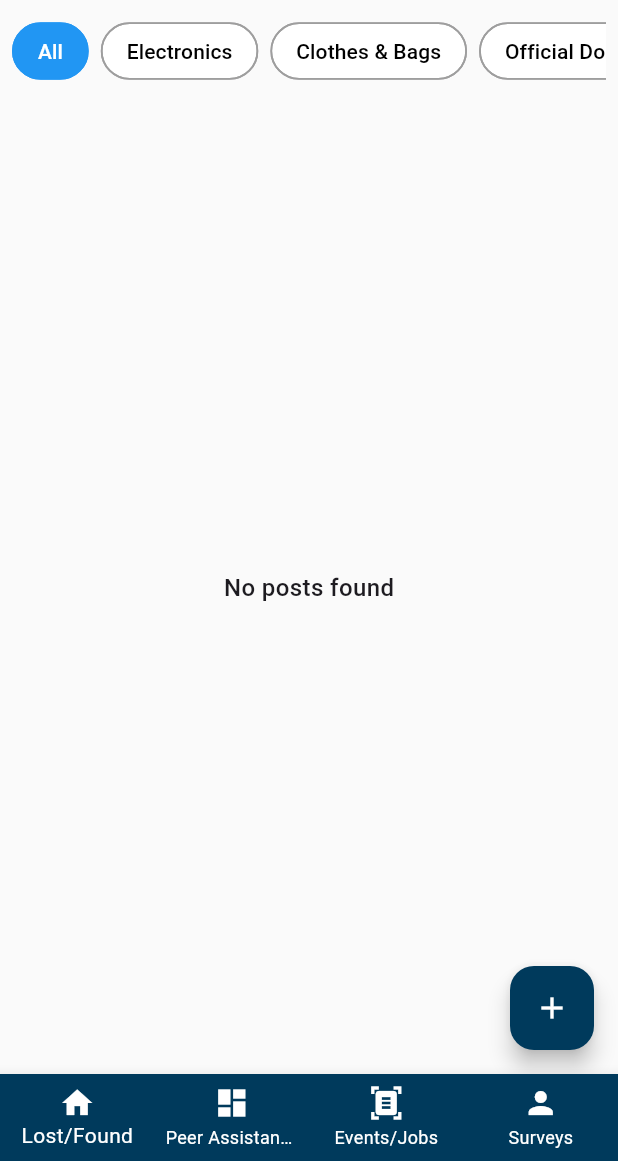
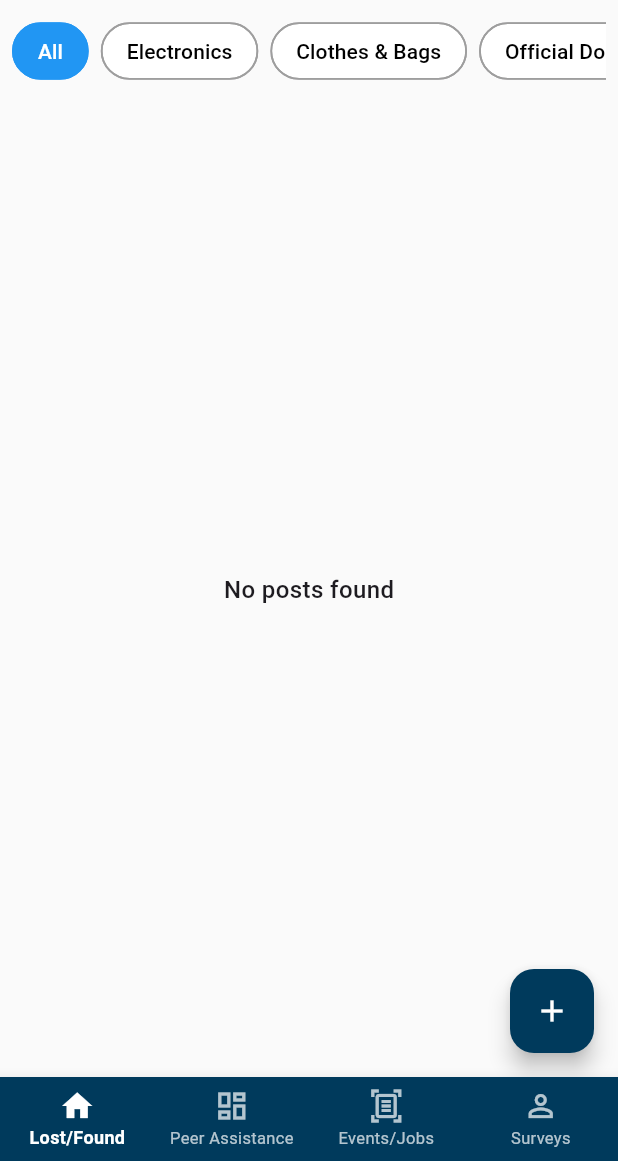
Before and after one commit to HafsaQureshi1/FYP_UNI-verse_f21, a Flutter app: the HomeScreen screen opened directly, on a phone screen of 412 x 824 dp, the part 75-1236 px from its top. Run offline on Flutter 3.47's test engine with Material 3 defaults, Android fonts, the phone set to English and light mode, and no system bars; our stand-ins replace cloud_firestore, file_picker, firebase_auth, firebase_core, firebase_messaging, flutter_map and 8 more; accounts and stored records are empty; project files that could hold a hidden picture were left out.

Commit message:
Update Home.dart

```diff
--- a/lib/Home.dart
+++ b/lib/Home.dart
@@ -19,7 +19,8 @@ import 'createpost.dart';
 void main() async {
   WidgetsFlutterBinding.ensureInitialized();
   await Firebase.initializeApp();
-  await GeolocatorPlatform.instance.checkPermission();  // Ensure Geolocator initializes properly
+  await GeolocatorPlatform.instance
+      .checkPermission(); // Ensure Geolocator initializes properly
 
   runApp(const MyApp());
 }
@@ -249,27 +250,56 @@ class _HomeScreenState extends State<HomeScreen> {
       body: _screens[_selectedIndex],
       bottomNavigationBar: BottomNavigationBar(
         type: BottomNavigationBarType.fixed,
-        selectedItemColor: Colors.white,
-        unselectedItemColor: Colors.white,
+        selectedItemColor: Colors.white, // Keep selected items white
+        unselectedItemColor: const Color.fromARGB(
+            180, 255, 255, 255), // Make unselected items slightly transparent
         backgroundColor: const Color.fromARGB(255, 0, 58, 92),
         currentIndex: _selectedIndex,
         onTap: _onItemTapped,
-        items: const [
+        selectedLabelStyle: const TextStyle(
+          fontWeight: FontWeight.bold,
+          fontSize: 12,
+        ),
+        unselectedLabelStyle: const TextStyle(
+          fontSize: 11,
+        ),
+        items: [
           BottomNavigationBarItem(
-            icon: Icon(Icons.home),
+            icon: Icon(_selectedIndex == 0
+                ? Icons.home
+                : Icons
+                    .home_outlined), // Use filled icon for selected, outlined for unselected
             label: "Lost/Found",
+            backgroundColor: _selectedIndex == 0
+                ? const Color.fromARGB(
+                    255, 0, 77, 122) // Darker shade for selected tab
+                : null,
           ),
           BottomNavigationBarItem(
-            icon: Icon(Icons.dashboard),
+            icon: Icon(_selectedIndex == 1
+                ? Icons.dashboard
+                : Icons.dashboard_outlined),
             label: "Peer Assistance",
+            backgroundColor: _selectedIndex == 1
+                ? const Color.fromARGB(255, 0, 77, 122)
+                : null,
           ),
           BottomNavigationBarItem(
-            icon: Icon(Icons.document_scanner),
+            icon: Icon(_selectedIndex == 2
+                ? Icons.document_scanner
+                : Icons.document_scanner_outlined),
             label: "Events/Jobs",
+            backgroundColor: _selectedIndex == 2
+                ? const Color.fromARGB(255, 0, 77, 122)
+                : null,
           ),
           BottomNavigationBarItem(
-            icon: Icon(Icons.person),
+            icon:
+                Icon(_selectedIndex == 3 ? Icons.person : Icons.person_outline),
             label: "Surveys",
+            backgroundColor: _selectedIndex == 3
+                ? const Color.fromARGB(255, 0, 77, 122)
+                : null,
           ),
         ],
       ),
@@ -283,16 +313,18 @@ class _HomeScreenState extends State<HomeScreen> {
     super.dispose();
   }
 }
+
 class LostFoundScreen extends StatefulWidget {
   const LostFoundScreen({super.key});
 
   @override
   _LostFoundScreenState createState() => _LostFoundScreenState();
 }
-class  _LostFoundScreenState extends State<LostFoundScreen>{
+
+class _LostFoundScreenState extends State<LostFoundScreen> {
   Stream<QuerySnapshot> _getPostsStream() {
-
-  final collectionRef = FirebaseFirestore.instance.collection('lostfoundposts');
+    final collectionRef =
+        FirebaseFirestore.instance.collection('lostfoundposts');
 
     if (selectedCategory == "All") {
       // If "All" is selected, fetch all posts from all categories
@@ -306,7 +338,8 @@ class  _LostFoundScreenState extends State<LostFoundScreen>{
       return collectionRef
           .doc("All") // ✅ All posts are inside "All"
           .collection("posts")
-        .where("category", isEqualTo: selectedCategory) // ✅ Filter by category field
+          .where("category",
+              isEqualTo: selectedCategory) // ✅ Filter by category field
           .orderBy('timestamp', descending: true)
           .snapshots();
     }
@@ -344,7 +377,8 @@ class  _LostFoundScreenState extends State<LostFoundScreen>{
                       return const Center(
                         child: Text(
                           'No posts found',
-                          style: TextStyle(fontSize: 16, fontWeight: FontWeight.w500),
+                          style: TextStyle(
+                              fontSize: 16, fontWeight: FontWeight.w500),
                         ),
                       );
                     }
@@ -353,10 +387,12 @@ class  _LostFoundScreenState extends State<LostFoundScreen>{
 
                     return ListView.builder(
                       controller: _scrollController,
-                      padding: const EdgeInsets.symmetric(horizontal: 16.0, vertical: 8.0),
+                      padding: const EdgeInsets.symmetric(
+                          horizontal: 16.0, vertical: 8.0),
                       itemCount: posts.length,
                       itemBuilder: (context, index) {
-                        var postData = posts[index].data() as Map<String, dynamic>;
+                        var postData =
+                            posts[index].data() as Map<String, dynamic>;
                         return PostCard(
                           key: ValueKey(posts[index].id),
                           username: postData['userName'] ?? 'Anonymous',
@@ -394,10 +430,12 @@ class  _LostFoundScreenState extends State<LostFoundScreen>{
                       child: Container(
                         decoration: const BoxDecoration(
                           color: Colors.white,
-                          borderRadius: BorderRadius.vertical(top: Radius.circular(25)),
+                          borderRadius:
+                              BorderRadius.vertical(top: Radius.circular(25)),
                         ),
                         child: CreateNewPostScreen(
-                          collectionName: 'lostfoundposts/$selectedCategory/posts',
+                          collectionName:
+                              'lostfoundposts/$selectedCategory/posts',
                         ),
                       ),
                     );
@@ -412,6 +450,7 @@ class  _LostFoundScreenState extends State<LostFoundScreen>{
     );
   }
 }
+
 class CategoryChips extends StatefulWidget {
   final String collectionName;
   final Function(String) onCategorySelected;
@@ -432,7 +471,8 @@ class _CategoryChipsState extends State<CategoryChips> {
   // Define categories based on the selected collection
   List<String> getCategories() {
     if (widget.collectionName == "lostfoundposts") {
-      return ["All",    // ✅ Moved inside "parameters"
+      return [
+        "All", // ✅ Moved inside "parameters"
         "Electronics",
         "Clothes & Bags",
         "Official Documents",
@@ -442,13 +482,16 @@ class _CategoryChipsState extends State<CategoryChips> {
         "Miscellaneous"
       ];
     } else if (widget.collectionName == "Peerposts") {
-      return ["All", "Computer Science",
+      return [
+        "All",
+        "Computer Science",
         "Education ",
         "Business",
         "Electrical Engineering",
         "Mathematics",
         "Media",
-        "Miscellaneous"];
+        "Miscellaneous"
+      ];
     }
     return [];
   }
@@ -460,7 +503,8 @@ class _CategoryChipsState extends State<CategoryChips> {
     return categories.isEmpty
         ? const SizedBox.shrink()
         : Padding(
-            padding: const EdgeInsets.symmetric(horizontal: 8.0, vertical: 10.0),
+            padding:
+                const EdgeInsets.symmetric(horizontal: 8.0, vertical: 10.0),
             child: SingleChildScrollView(
               scrollDirection: Axis.horizontal,
               child: Row(
@@ -476,13 +520,18 @@ class _CategoryChipsState extends State<CategoryChips> {
                       padding: const EdgeInsets.only(right: 8.0),
                       child: Chip(
                         label: Text(category),
-                        backgroundColor:
-                            selectedCategory == category ? Colors.blue : Colors.white,
+                        backgroundColor: selectedCategory == category
+                            ? Colors.blue
+                            : Colors.white,
                         labelStyle: TextStyle(
-                            color: selectedCategory == category ? Colors.white : Colors.black),
+                            color: selectedCategory == category
+                                ? Colors.white
+                                : Colors.black),
                         shape: RoundedRectangleBorder(
                           side: BorderSide(
-                              color: selectedCategory == category ? Colors.blue : Colors.grey,
+                              color: selectedCategory == category
+                                  ? Colors.blue
+                                  : Colors.grey,
                               width: 1.2),
                           borderRadius: BorderRadius.circular(20),
                         ),
```
Lines whose indentation alone changed are shown as unchanged.
